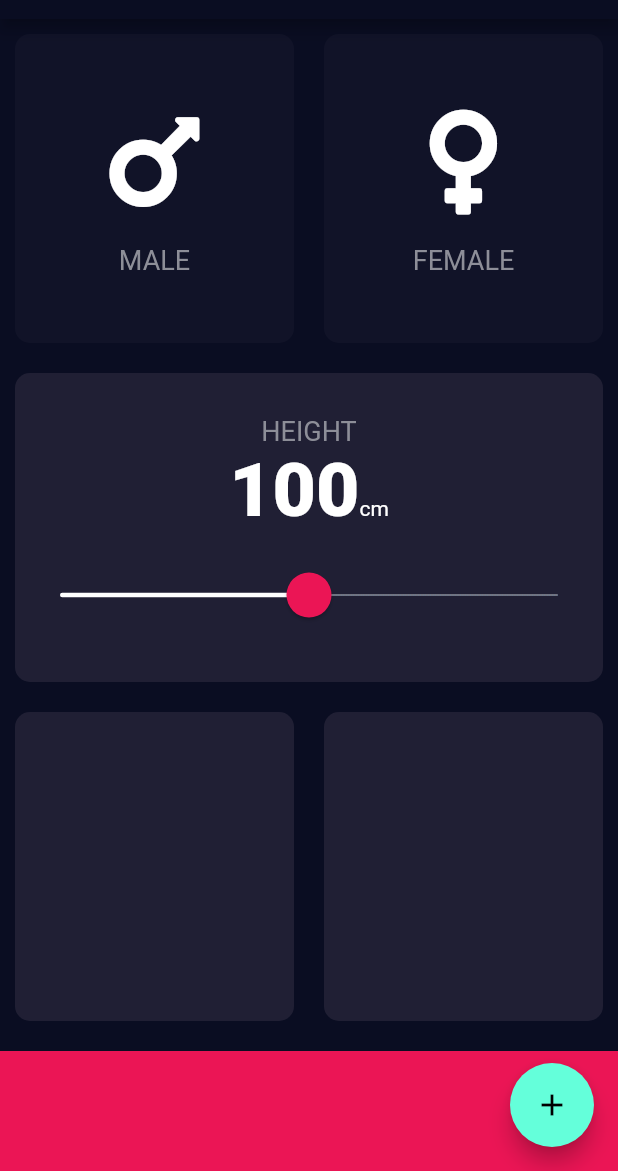
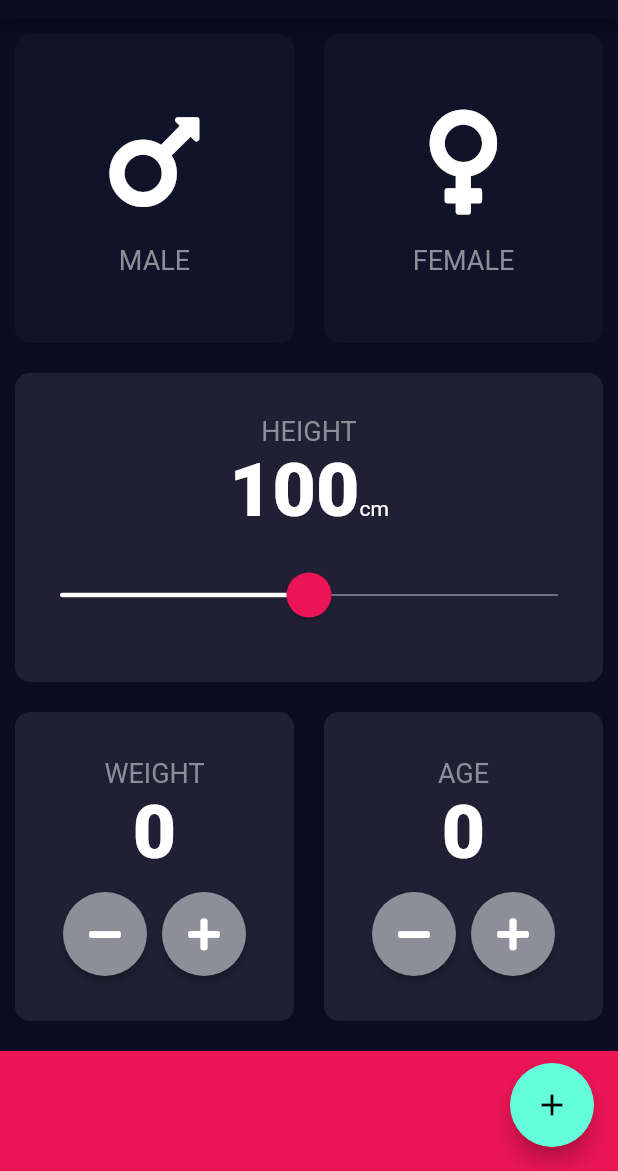
Before and after one commit to donmelaka/BMICalculator, a Flutter app: the screen it shows after launch, on a phone screen of 412 x 824 dp, the part 65-1236 px from its top. Run offline on Flutter 3.47's test engine with Material 2 defaults, Android fonts, the phone set to English and light mode, and no system bars; our stand-ins replace font_awesome_flutter.

Commit message:
Added age and weight components

```diff
--- a/lib/constants.dart
+++ b/lib/constants.dart
@@ -10,3 +10,5 @@ const kTitleTextStyle = TextStyle(
   fontSize: kFontSize,
   color: kTextColor,
 );
+
+const kNumberStyle = TextStyle(fontSize: 50, fontWeight: FontWeight.w900);
--- a/lib/input_page.dart
+++ b/lib/input_page.dart
@@ -28,6 +28,8 @@ class _InputPageState extends State<InputPage> {
   Color _maleCardColor = backGroundColorInactive;
   Color _femaleCardColor = backGroundColorInactive;
   double _currentHeight = 100.0;
+  int _currentWeight = 0;
+  int _currentAge = 0;
 
   void selectGender(GenderType genderType) {
     print('Pressed card' + genderType.toString());
@@ -108,8 +110,7 @@ class _InputPageState extends State<InputPage> {
                         Text(
                           _currentHeight.round().toString(),
                           textAlign: TextAlign.center,
-                          style: TextStyle(
-                              fontSize: 50, fontWeight: FontWeight.w900),
+                          style: kNumberStyle,
                         ),
                         Text(
                           'cm',
@@ -145,12 +146,92 @@ class _InputPageState extends State<InputPage> {
                 child: ReusableCard(
                   onTapFunction: () {},
                   color: backGroundColor,
+                  childCard: Column(
+                    mainAxisAlignment: MainAxisAlignment.center,
+                    children: [
+                      Text(
+                        'WEIGHT',
+                        style: kTitleTextStyle,
+                      ),
+                      Text(
+                        _currentWeight.toString(),
+                        style: kNumberStyle,
+                      ),
+                      SizedBox(
+                        height: 10,
+                      ),
+                      Row(
+                        mainAxisAlignment: MainAxisAlignment.center,
+                        children: [
+                          RoundedButton(
+                            icon: Icon(FontAwesomeIcons.minus),
+                            onPressed: () {
+                              setState(() {
+                                _currentWeight == 0 ? () {} : _currentWeight--;
+                              });
+                            },
+                          ),
+                          SizedBox(
+                            width: 10,
+                          ),
+                          RoundedButton(
+                            icon: Icon(FontAwesomeIcons.plus),
+                            onPressed: () {
+                              setState(() {
+                                _currentWeight++;
+                              });
+                            },
+                          ),
+                        ],
+                      ),
+                    ],
+                  ),
                 ),
               ),
               Expanded(
                 child: ReusableCard(
                   onTapFunction: () {},
                   color: backGroundColor,
+                  childCard: Column(
+                    mainAxisAlignment: MainAxisAlignment.center,
+                    children: [
+                      Text(
+                        'AGE',
+                        style: kTitleTextStyle,
+                      ),
+                      Text(
+                        _currentAge.toString(),
+                        style: kNumberStyle,
+                      ),
+                      SizedBox(
+                        height: 10,
+                      ),
+                      Row(
+                        mainAxisAlignment: MainAxisAlignment.center,
+                        children: [
+                          RoundedButton(
+                            icon: Icon(FontAwesomeIcons.minus),
+                            onPressed: () {
+                              setState(() {
+                                _currentAge == 0 ? () {} : _currentAge--;
+                              });
+                            },
+                          ),
+                          SizedBox(
+                            width: 10,
+                          ),
+                          RoundedButton(
+                            icon: Icon(FontAwesomeIcons.plus),
+                            onPressed: () {
+                              setState(() {
+                                _currentAge++;
+                              });
+                            },
+                          ),
+                        ],
+                      ),
+                    ],
+                  ),
                 ),
               ),
             ],
@@ -171,3 +252,32 @@ class _InputPageState extends State<InputPage> {
     );
   }
 }
+
+class RoundedButton extends StatelessWidget {
+  final Icon _icon;
+  final Function _onPressed;
+
+  const RoundedButton(
+      {Key? key, required Icon icon, required Function onPressed})
+      : _icon = icon,
+        _onPressed = onPressed,
+        super(key: key);
+
+  @override
+  Widget build(BuildContext context) {
+    return RawMaterialButton(
+      onPressed: () {
+        _onPressed();
+      },
+      constraints: BoxConstraints.tightFor(
+        width: 56.0,
+        height: 56.0,
+      ),
+      fillColor: kTextColor,
+      child: _icon,
+      shape: CircleBorder(
+        side: BorderSide.none,
+      ),
+    );
+  }
+}
```
